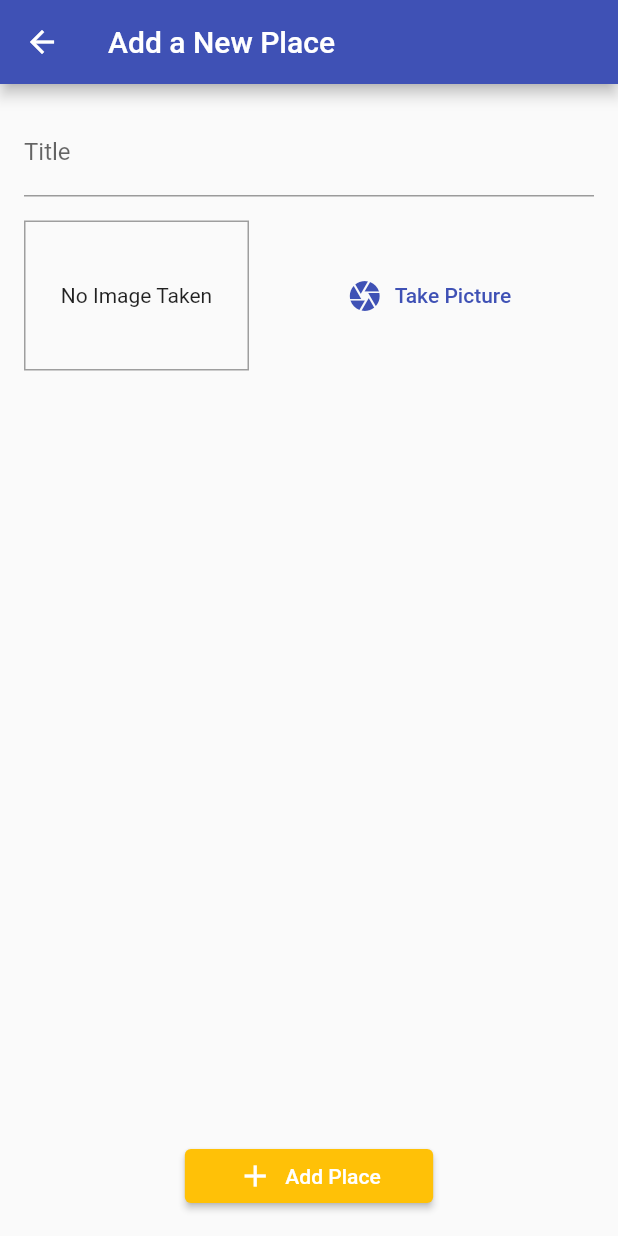
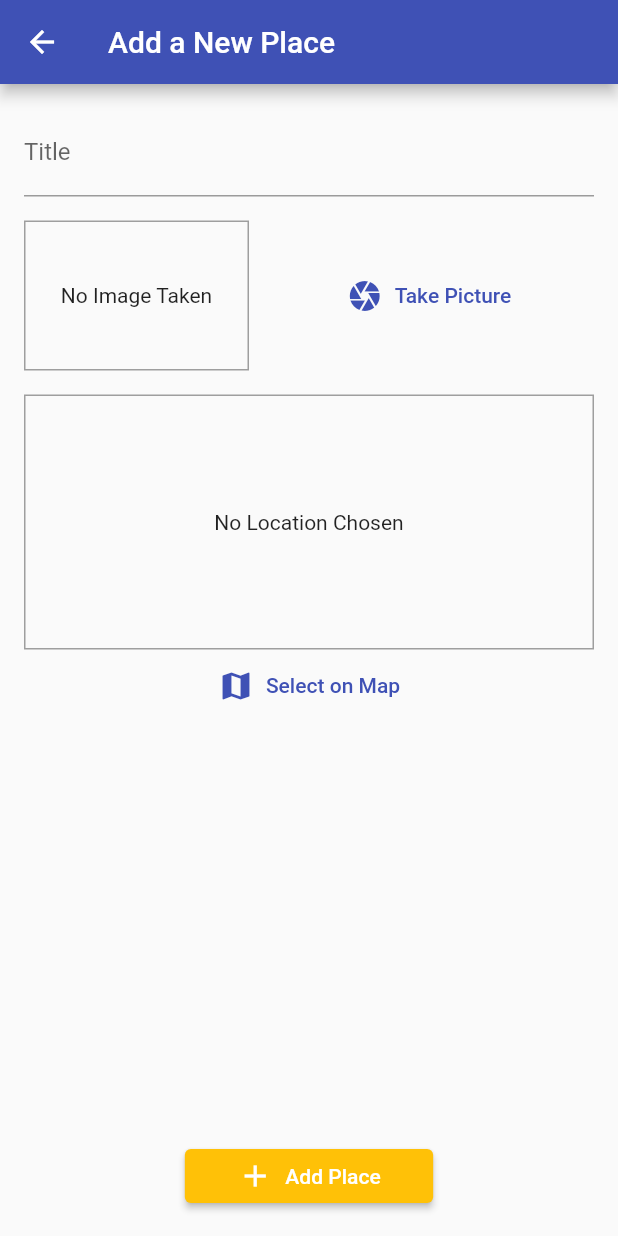
Before and after one commit to gamertense/flutter-great-places, a Flutter app: the AddPlaceScreen screen opened by its route, on a phone screen of 412 x 824 dp. Run offline on Flutter 3.47's test engine with Material 2 defaults, Android fonts, the phone set to English and light mode, and no system bars; our stand-ins replace google_maps_flutter, image_picker, sqflite; accounts and stored records are empty.

Commit message:
Pick location from Google Maps

```diff
--- /dev/null
+++ b/lib/helper/location_helper.dart
@@ -0,0 +1,20 @@
+import 'dart:convert';
+
+import 'package:http/http.dart' as http;
+
+const googleApiKey = 'AIzaSyA7a2MOVbCVPdaZuNXUSx2SWXqskOk2GkA';
+
+class LocationHelper {
+  static String generateLocationPreviewImage(
+      {required double latitude, required double longitude}) {
+    return 'https://maps.googleapis.com/maps/api/staticmap?center=&$latitude, $longitude&zoom=13&size=600x300&maptype=roadmap&markers=color:red%7Clabel:A%7C$latitude,$longitude&key=$googleApiKey';
+  }
+
+  static Future<String> getPlaceAddress(double lat, double lng) async {
+    final url =
+        'https://maps.googleapis.com/maps/api/geocode/json?latlng=$lat,$lng&key=$googleApiKey';
+    final response = await http.get(Uri.http(url));
+
+    return json.decode(response.body)['results'][0]['formatted_address'];
+  }
+}
--- a/lib/main.dart
+++ b/lib/main.dart
@@ -2,8 +2,9 @@ import 'package:flutter/material.dart';
 import 'package:provider/provider.dart';
 
 import './providers/great_places.dart';
-import './screens/add_place_screen.dart';
-import './screens/places_list_screen.dart';
+import 'screens/add_place_screen.dart';
+import 'screens/place_detail_screen.dart';
+import 'screens/places_list_screen.dart';
 
 void main() => runApp(const MyApp());
 
@@ -23,6 +24,7 @@ class MyApp extends StatelessWidget {
           home: const PlacesListScreen(),
           routes: {
             AddPlaceScreen.routeName: (ctx) => const AddPlaceScreen(),
+            PlaceDetailScreen.routeName: (ctx) => const PlaceDetailScreen(),
           }),
     );
   }
--- a/lib/models/place.dart
+++ b/lib/models/place.dart
@@ -19,7 +19,7 @@ class PlaceLocation {
   final double longitude;
   final String? address;
 
-  PlaceLocation({
+  const PlaceLocation({
     required this.latitude,
     required this.longitude,
     this.address,
--- a/lib/screens/add_place_screen.dart
+++ b/lib/screens/add_place_screen.dart
@@ -1,6 +1,8 @@
 import 'dart:io';
 
 import 'package:flutter/material.dart';
+import 'package:great_places/models/place.dart';
+import 'package:great_places/widgets/location_input.dart';
 import 'package:provider/provider.dart';
 
 import '../providers/great_places.dart';
@@ -18,6 +20,7 @@ class AddPlaceScreen extends StatefulWidget {
 class _AddPlaceScreenState extends State<AddPlaceScreen> {
   final _titleController = TextEditingController();
   File? _pickedImage;
+  PlaceLocation? _pickedLocation;
 
   @override
   Widget build(BuildContext context) {
@@ -42,6 +45,10 @@ class _AddPlaceScreenState extends State<AddPlaceScreen> {
                       height: 16,
                     ),
                     ImageInput(_selectImage),
+                    const SizedBox(
+                      height: 16,
+                    ),
+                    LocationInput(_selectPlace),
                   ],
                 ),
               ),
@@ -67,15 +74,21 @@ class _AddPlaceScreenState extends State<AddPlaceScreen> {
   }
 
   void _savePlace() {
-    if (_titleController.text.isEmpty || _pickedImage == null) {
+    if (_titleController.text.isEmpty ||
+        _pickedImage == null ||
+        _pickedLocation == null) {
       return;
     }
     Provider.of<GreatPlaces>(context, listen: false)
-        .addPlace(_titleController.text, _pickedImage!);
+        .addPlace(_titleController.text, _pickedImage!, _pickedLocation!);
     Navigator.of(context).pop();
   }
 
   void _selectImage(File pickedImage) {
     _pickedImage = pickedImage;
   }
+
+  void _selectPlace(double lat, double lng) {
+    _pickedLocation = PlaceLocation(latitude: lat, longitude: lng);
+  }
 }
--- /dev/null
+++ b/lib/widgets/location_input.dart
@@ -0,0 +1,99 @@
+import 'package:flutter/material.dart';
+import 'package:google_maps_flutter/google_maps_flutter.dart';
+import 'package:great_places/helper/location_helper.dart';
+import 'package:great_places/screens/map_screen.dart';
+
+class LocationInput extends StatefulWidget {
+  final Function onSelectPlace;
+
+  const LocationInput(this.onSelectPlace, {super.key});
+
+  @override
+  _LocationInputState createState() => _LocationInputState();
+}
+
+class _LocationInputState extends State<LocationInput> {
+  String? _previewImageUrl;
+
+  @override
+  Widget build(BuildContext context) {
+    return Column(
+      children: <Widget>[
+        Container(
+          height: 170,
+          width: double.infinity,
+          alignment: Alignment.center,
+          decoration: BoxDecoration(
+              border: Border.all(
+            width: 1,
+            color: Colors.grey,
+          )),
+          child: _previewImageUrl == null
+              ? const Text(
+                  'No Location Chosen',
+                  textAlign: TextAlign.center,
+                )
+              : Image.network(
+                  _previewImageUrl!,
+                  fit: BoxFit.cover,
+                  width: double.infinity,
+                ),
+        ),
+        Row(
+          mainAxisAlignment: MainAxisAlignment.center,
+          children: <Widget>[
+            /*  TextButton.icon(
+              onPressed: _getCurrentUserLocation,
+              icon: const Icon(Icons.location_on),
+              label: const Text('Current Location'),
+              textColor: Theme.of(context).primaryColor,
+            ), */
+            TextButton.icon(
+              onPressed: _selectOnMap,
+              icon: const Icon(Icons.map),
+              label: const Text('Select on Map'),
+              style: TextButton.styleFrom(
+                  surfaceTintColor: Theme.of(context).primaryColor),
+            ),
+          ],
+        )
+      ],
+    );
+  }
+
+  /*  Future<void> _getCurrentUserLocation() async {
+    try {
+      final locData = await Location().getLocation();
+      _showPreview(locData.latitude, locData.longitude);
+      widget.onSelectPlace(locData.latitude, locData.longitude);
+    } catch (error) {
+      return;
+    }
+  } */
+
+  Future<void> _selectOnMap() async {
+    final LatLng selectedLocation = await Navigator.of(context).push(
+      MaterialPageRoute(
+        builder: (ctx) => const MapScreen(
+          isSelecting: true,
+        ),
+      ),
+    );
+
+    if (selectedLocation == null) {
+      return;
+    }
+    _showPreview(selectedLocation.latitude, selectedLocation.longitude);
+    widget.onSelectPlace(selectedLocation.latitude, selectedLocation.longitude);
+  }
+
+  void _showPreview(double lat, double lng) {
+    final staticMapImageUrl = LocationHelper.generateLocationPreviewImage(
+      latitude: lat,
+      longitude: lng,
+    );
+    setState(() {
+      _previewImageUrl = staticMapImageUrl;
+    });
+  }
+}
--- a/pubspec.yaml
+++ b/pubspec.yaml
@@ -40,6 +40,8 @@ dependencies:
   path: ^1.8.2
   provider: ^6.0.5
   sqflite: ^2.2.4+1
+  http: ^0.13.5
+  google_maps_flutter: ^2.2.3
 
 dev_dependencies:
   flutter_test:
```
Also changed, not shown: lib/providers/great_places.dart (+24 -16 lines), lib/screens/map_screen.dart (added, +65 -0 lines), lib/screens/place_detail_screen.dart (+61 -0 lines), lib/screens/places_list_screen.dart (+7 -4 lines), pubspec.lock, 2 other files.
